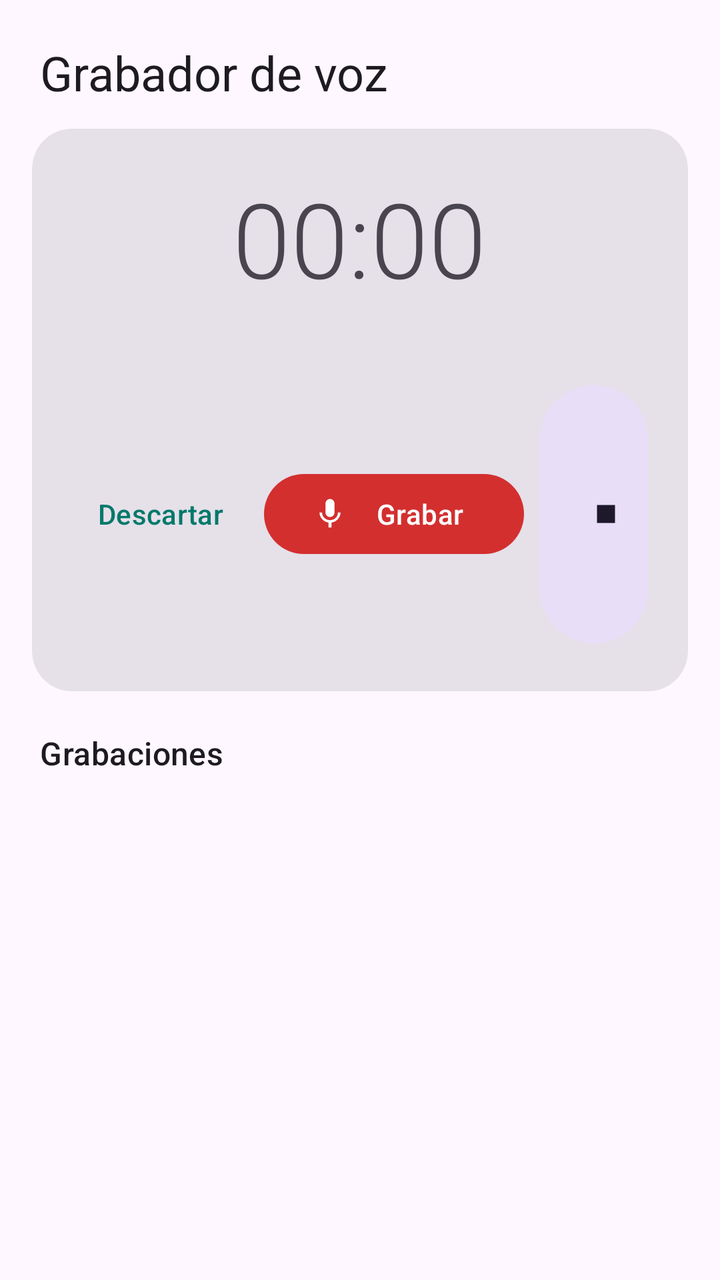
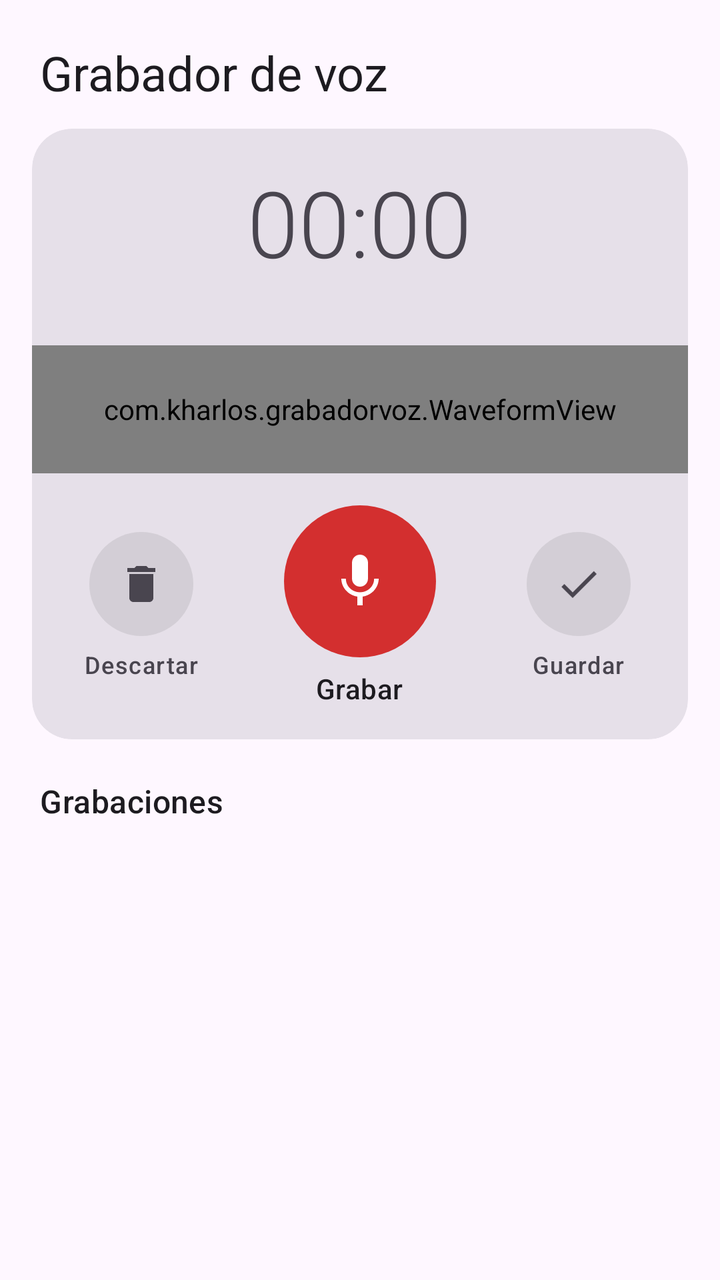

The first picture is an Android layout as it rendered before a commit; the second is the same layout after the commit. The layout source and the unified diff follow.
<!-- AndroidManifest.xml: application theme Theme.GrabadorVoz -->
<!-- res/layout/activity_main.xml -->
<?xml version="1.0" encoding="utf-8"?>
<LinearLayout xmlns:android="http://schemas.android.com/apk/res/android"
    xmlns:app="http://schemas.android.com/apk/res-auto"
    android:layout_width="match_parent"
    android:layout_height="match_parent"
    android:fitsSystemWindows="true"
    android:orientation="vertical">

    <TextView
        android:layout_width="match_parent"
        android:layout_height="wrap_content"
        android:paddingHorizontal="20dp"
        android:paddingTop="20dp"
        android:paddingBottom="12dp"
        android:text="@string/app_name"
        android:textAppearance="?attr/textAppearanceHeadlineSmall" />

    
    <com.google.android.material.card.MaterialCardView
        style="?attr/materialCardViewFilledStyle"
        android:layout_width="match_parent"
        android:layout_height="wrap_content"
        android:layout_marginHorizontal="16dp"
        app:cardCornerRadius="20dp">

        <LinearLayout
            android:layout_width="match_parent"
            android:layout_height="wrap_content"
            android:gravity="center_horizontal"
            android:orientation="vertical"
            android:padding="20dp">

            <TextView
                android:id="@+id/tvTimer"
                android:layout_width="wrap_content"
                android:layout_height="wrap_content"
                android:fontFamily="sans-serif-light"
                android:fontFeatureSettings="tnum"
                android:text="00:00"
                android:textSize="52sp" />

            <TextView
                android:id="@+id/tvStatus"
                android:layout_width="wrap_content"
                android:layout_height="wrap_content"
                android:textAppearance="?attr/textAppearanceBodyMedium" />

            <LinearLayout
                android:layout_width="match_parent"
                android:layout_height="wrap_content"
                android:layout_marginTop="16dp"
                android:gravity="center"
                android:orientation="horizontal">

                <com.google.android.material.button.MaterialButton
                    android:id="@+id/btnDiscard"
                    style="@style/Widget.Material3.Button.TextButton"
                    android:layout_width="wrap_content"
                    android:layout_height="wrap_content"
                    android:text="Descartar" />

                <com.google.android.material.button.MaterialButton
                    android:id="@+id/btnRecord"
                    android:layout_width="wrap_content"
                    android:layout_height="wrap_content"
                    android:layout_marginHorizontal="8dp"
                    android:minWidth="130dp"
                    android:text="Grabar"
                    app:backgroundTint="@color/record_red"
                    app:icon="@drawable/ic_mic" />

                <com.google.android.material.button.MaterialButton
                    android:id="@+id/btnSave"
                    style="@style/Widget.Material3.Button.TonalButton"
                    android:layout_width="wrap_content"
                    android:layout_height="wrap_content"
                    android:text="Guardar"
                    app:icon="@drawable/ic_stop" />
            </LinearLayout>
        </LinearLayout>
    </com.google.android.material.card.MaterialCardView>

    <TextView
        android:layout_width="match_parent"
        android:layout_height="wrap_content"
        android:paddingHorizontal="20dp"
        android:paddingTop="20dp"
        android:paddingBottom="4dp"
        android:text="Grabaciones"
        android:textAppearance="?attr/textAppearanceTitleMedium" />

    <FrameLayout
        android:layout_width="match_parent"
        android:layout_height="0dp"
        android:layout_weight="1">

        <androidx.recyclerview.widget.RecyclerView
            android:id="@+id/rvRecordings"
            android:layout_width="match_parent"
            android:layout_height="match_parent"
            android:clipToPadding="false"
            android:paddingBottom="8dp" />

        <TextView
            android:id="@+id/tvEmpty"
            android:layout_width="wrap_content"
            android:layout_height="wrap_content"
            android:layout_gravity="center"
            android:text="Aún no hay grabaciones"
            android:textAppearance="?attr/textAppearanceBodyMedium"
            android:visibility="gone" />
    </FrameLayout>

    
    <com.google.android.material.card.MaterialCardView
        android:id="@+id/playerPanel"
        style="?attr/materialCardViewElevatedStyle"
        android:layout_width="match_parent"
        android:layout_height="wrap_content"
        android:layout_margin="8dp"
        android:visibility="gone"
        app:cardCornerRadius="20dp">

        <LinearLayout
            android:layout_width="match_parent"
            android:layout_height="wrap_content"
            android:orientation="vertical"
            android:paddingHorizontal="12dp"
            android:paddingTop="8dp"
            android:paddingBottom="12dp">

            <LinearLayout
                android:layout_width="match_parent"
                android:layout_height="wrap_content"
                android:gravity="center_vertical"
                android:orientation="horizontal">

                <TextView
                    android:id="@+id/tvPlayerTitle"
                    android:layout_width="0dp"
                    android:layout_height="wrap_content"
                    android:layout_weight="1"
                    android:ellipsize="end"
                    android:paddingStart="8dp"
                    android:singleLine="true"
                    android:textAppearance="?attr/textAppearanceTitleSmall" />

                <ImageButton
                    android:id="@+id/btnClosePlayer"
                    android:layout_width="40dp"
                    android:layout_height="40dp"
                    android:background="?attr/selectableItemBackgroundBorderless"
                    android:contentDescription="Cerrar reproductor"
                    android:src="@drawable/ic_close" />
            </LinearLayout>

            <SeekBar
                android:id="@+id/seekBar"
                android:layout_width="match_parent"
                android:layout_height="wrap_content"
                android:paddingVertical="12dp" />

            <LinearLayout
                android:layout_width="match_parent"
                android:layout_height="wrap_content"
                android:orientation="horizontal"
                android:paddingHorizontal="8dp">

                <TextView
                    android:id="@+id/tvPosition"
                    android:layout_width="wrap_content"
                    android:layout_height="wrap_content"
                    android:fontFeatureSettings="tnum"
                    android:text="00:00"
                    android:textAppearance="?attr/textAppearanceBodySmall" />

                <Space
                    android:layout_width="0dp"
                    android:layout_height="0dp"
                    android:layout_weight="1" />

                <TextView
                    android:id="@+id/tvDuration"
                    android:layout_width="wrap_content"
                    android:layout_height="wrap_content"
                    android:fontFeatureSettings="tnum"
                    android:text="00:00"
                    android:textAppearance="?attr/textAppearanceBodySmall" />
            </LinearLayout>

            <LinearLayout
                android:layout_width="match_parent"
                android:layout_height="wrap_content"
                android:layout_marginTop="4dp"
                android:gravity="center"
                android:orientation="horizontal">

                <com.google.android.material.button.MaterialButton
                    android:id="@+id/btnSpeed"
                    style="@style/Widget.Material3.Button.TextButton"
                    android:layout_width="wrap_content"
                    android:layout_height="wrap_content"
                    android:text="1x" />

                <com.google.android.material.button.MaterialButton
                    android:id="@+id/btnBack10"
                    style="@style/Widget.Material3.Button.TextButton"
                    android:layout_width="wrap_content"
                    android:layout_height="wrap_content"
                    android:text="−10s" />

                <ImageButton
                    android:id="@+id/btnPlayPause"
                    android:layout_width="56dp"
                    android:layout_height="56dp"
                    android:layout_marginHorizontal="8dp"
                    android:background="@drawable/bg_circle"
                    android:contentDescription="Reproducir o pausar"
                    android:src="@drawable/ic_pause"
                    app:tint="@android:color/white" />

                <com.google.android.material.button.MaterialButton
                    android:id="@+id/btnFwd10"
                    style="@style/Widget.Material3.Button.TextButton"
                    android:layout_width="wrap_content"
                    android:layout_height="wrap_content"
                    android:text="+10s" />
            </LinearLayout>
        </LinearLayout>
    </com.google.android.material.card.MaterialCardView>
</LinearLayout>
<!-- resources referenced by this layout -->
<resources>
  <color name="record_red">#D32F2F</color>
  <!-- drawable bg_circle (drawable) -->
  <?xml version="1.0" encoding="utf-8"?>
  <shape xmlns:android="http://schemas.android.com/apk/res/android" android:shape="oval">
      <solid android:color="@color/primary" />
  </shape>
  <!-- drawable ic_close (drawable) -->
  <vector xmlns:android="http://schemas.android.com/apk/res/android"
      android:width="24dp"
      android:height="24dp"
      android:tint="?attr/colorControlNormal"
      android:viewportWidth="24"
      android:viewportHeight="24">
      <path
          android:fillColor="@android:color/white"
          android:pathData="M19,6.41L17.59,5 12,10.59 6.41,5 5,6.41 10.59,12 5,17.59 6.41,19 12,13.41 17.59,19 19,17.59 13.41,12z" />
  </vector>
  <!-- drawable ic_mic (drawable) -->
  <vector xmlns:android="http://schemas.android.com/apk/res/android"
      android:width="24dp"
      android:height="24dp"
      android:tint="?attr/colorControlNormal"
      android:viewportWidth="24"
      android:viewportHeight="24">
      <path
          android:fillColor="@android:color/white"
          android:pathData="M12,14c1.66,0 2.99,-1.34 2.99,-3L15,5c0,-1.66 -1.34,-3 -3,-3S9,3.34 9,5v6c0,1.66 1.34,3 3,3zM17.3,11c0,3 -2.54,5.1 -5.3,5.1S6.7,14 6.7,11H5c0,3.41 2.72,6.23 6,6.72V21h2v-3.28c3.28,-0.48 6,-3.3 6,-6.72h-1.7z" />
  </vector>
  <!-- drawable ic_pause (drawable) -->
  <vector xmlns:android="http://schemas.android.com/apk/res/android"
      android:width="24dp"
      android:height="24dp"
      android:tint="?attr/colorControlNormal"
      android:viewportWidth="24"
      android:viewportHeight="24">
      <path
          android:fillColor="@android:color/white"
          android:pathData="M6,19h4V5H6v14zM14,5v14h4V5h-4z" />
  </vector>
  <!-- drawable ic_stop (drawable) -->
  <vector xmlns:android="http://schemas.android.com/apk/res/android"
      android:width="24dp"
      android:height="24dp"
      android:tint="?attr/colorControlNormal"
      android:viewportWidth="24"
      android:viewportHeight="24">
      <path
          android:fillColor="@android:color/white"
          android:pathData="M6,6h12v12H6z" />
  </vector>
  <string name="app_name">Grabador de voz</string>
  <style name="Theme.GrabadorVoz" parent="Theme.Material3.DayNight.NoActionBar">
          <item name="colorPrimary">@color/primary</item>
          <item name="colorSecondary">@color/primary</item>
      </style>
  <color name="primary">#00796B</color>
</resources>

<!-- the commit's change to res/layout/activity_main.xml (unified diff, before → after) -->
@@ -9,8 +9,9 @@
     <TextView
         android:layout_width="match_parent"
         android:layout_height="wrap_content"
-        android:paddingHorizontal="20dp"
+        android:paddingStart="20dp"
         android:paddingTop="20dp"
+        android:paddingEnd="20dp"
         android:paddingBottom="12dp"
         android:text="@string/app_name"
         android:textAppearance="?attr/textAppearanceHeadlineSmall" />
@@ -20,7 +21,8 @@
         style="?attr/materialCardViewFilledStyle"
         android:layout_width="match_parent"
         android:layout_height="wrap_content"
-        android:layout_marginHorizontal="16dp"
+        android:layout_marginStart="16dp"
+        android:layout_marginEnd="16dp"
         app:cardCornerRadius="20dp">
 
         <LinearLayout
@@ -28,7 +30,8 @@
             android:layout_height="wrap_content"
             android:gravity="center_horizontal"
             android:orientation="vertical"
-            android:padding="20dp">
+            android:paddingTop="16dp"
+            android:paddingBottom="16dp">
 
             <TextView
                 android:id="@+id/tvTimer"
@@ -37,7 +40,7 @@
                 android:fontFamily="sans-serif-light"
                 android:fontFeatureSettings="tnum"
                 android:text="00:00"
-                android:textSize="52sp" />
+                android:textSize="46sp" />
 
             <TextView
                 android:id="@+id/tvStatus"
@@ -45,37 +48,96 @@
                 android:layout_height="wrap_content"
                 android:textAppearance="?attr/textAppearanceBodyMedium" />
 
+            <com.kharlos.grabadorvoz.WaveformView
+                android:id="@+id/liveWave"
+                android:layout_width="match_parent"
+                android:layout_height="64dp"
+                android:layout_marginTop="12dp"
+                android:paddingStart="20dp"
+                android:paddingEnd="20dp" />
+
             <LinearLayout
                 android:layout_width="match_parent"
                 android:layout_height="wrap_content"
                 android:layout_marginTop="16dp"
-                android:gravity="center"
+                android:baselineAligned="false"
+                android:gravity="center_vertical"
                 android:orientation="horizontal">
 
-                <com.google.android.material.button.MaterialButton
-                    android:id="@+id/btnDiscard"
-                    style="@style/Widget.Material3.Button.TextButton"
-                    android:layout_width="wrap_content"
-                    android:layout_height="wrap_content"
-                    android:text="Descartar" />
-
-                <com.google.android.material.button.MaterialButton
-                    android:id="@+id/btnRecord"
-                    android:layout_width="wrap_content"
-                    android:layout_height="wrap_content"
-                    android:layout_marginHorizontal="8dp"
-                    android:minWidth="130dp"
-                    android:text="Grabar"
-                    app:backgroundTint="@color/record_red"
-                    app:icon="@drawable/ic_mic" />
-
-                <com.google.android.material.button.MaterialButton
-                    android:id="@+id/btnSave"
-                    style="@style/Widget.Material3.Button.TonalButton"
-                    android:layout_width="wrap_content"
-                    android:layout_height="wrap_content"
-                    android:text="Guardar"
-                    app:icon="@drawable/ic_stop" />
+                <LinearLayout
+                    android:id="@+id/colDiscard"
+                    android:layout_width="0dp"
+                    android:layout_height="wrap_content"
+                    android:layout_weight="1"
+                    android:gravity="center_horizontal"
+                    android:orientation="vertical">
+
+                    <ImageButton
+                        android:id="@+id/btnDiscard"
+                        android:layout_width="52dp"
+                        android:layout_height="52dp"
+                        android:background="@drawable/bg_circle_soft"
+                        android:contentDescription="Descartar"
+                        android:src="@drawable/ic_delete" />
+
+                    <TextView
+                        android:layout_width="wrap_content"
+                        android:layout_height="wrap_content"
+                        android:layout_marginTop="6dp"
+                        android:text="Descartar"
+                        android:textAppearance="?attr/textAppearanceLabelMedium" />
+                </LinearLayout>
+
+                <LinearLayout
+                    android:layout_width="0dp"
+                    android:layout_height="wrap_content"
+                    android:layout_weight="1"
+                    android:gravity="center_horizontal"
+                    android:orientation="vertical">
+
+                    <ImageButton
+                        android:id="@+id/btnRecord"
+                        android:layout_width="76dp"
+                        android:layout_height="76dp"
+                        android:background="@drawable/bg_circle_red"
+                        android:contentDescription="Grabar"
+                        android:padding="22dp"
+                        android:scaleType="fitCenter"
+                        android:src="@drawable/ic_mic"
+                        app:tint="@android:color/white" />
+
+                    <TextView
+                        android:id="@+id/tvRecordLabel"
+                        android:layout_width="wrap_content"
+                        android:layout_height="wrap_content"
+                        android:layout_marginTop="6dp"
+                        android:text="Grabar"
+                        android:textAppearance="?attr/textAppearanceLabelLarge" />
+                </LinearLayout>
+
+                <LinearLayout
+                    android:id="@+id/colSave"
+                    android:layout_width="0dp"
+                    android:layout_height="wrap_content"
+                    android:layout_weight="1"
+                    android:gravity="center_horizontal"
+                    android:orientation="vertical">
+
+                    <ImageButton
+                        android:id="@+id/btnSave"
+                        android:layout_width="52dp"
+                        android:layout_height="52dp"
+                        android:background="@drawable/bg_circle_soft"
+                        android:contentDescription="Guardar"
+                        android:src="@drawable/ic_check" />
+
+                    <TextView
+                        android:layout_width="wrap_content"
+                        android:layout_height="wrap_content"
+                        android:layout_marginTop="6dp"
+                        android:text="Guardar"
+                        android:textAppearance="?attr/textAppearanceLabelMedium" />
+                </LinearLayout>
             </LinearLayout>
         </LinearLayout>
     </com.google.android.material.card.MaterialCardView>
@@ -83,8 +145,9 @@
     <TextView
         android:layout_width="match_parent"
         android:layout_height="wrap_content"
-        android:paddingHorizontal="20dp"
+        android:paddingStart="20dp"
         android:paddingTop="20dp"
+        android:paddingEnd="20dp"
         android:paddingBottom="4dp"
         android:text="Grabaciones"
         android:textAppearance="?attr/textAppearanceTitleMedium" />
@@ -125,8 +188,9 @@
             android:layout_width="match_parent"
             android:layout_height="wrap_content"
             android:orientation="vertical"
-            android:paddingHorizontal="12dp"
+            android:paddingStart="12dp"
             android:paddingTop="8dp"
+            android:paddingEnd="12dp"
             android:paddingBottom="12dp">
 
             <LinearLayout
@@ -154,17 +218,20 @@
                     android:src="@drawable/ic_close" />
             </LinearLayout>
 
-            <SeekBar
-                android:id="@+id/seekBar"
-                android:layout_width="match_parent"
-                android:layout_height="wrap_content"
-                android:paddingVertical="12dp" />
+            <com.kharlos.grabadorvoz.WaveformView
+                android:id="@+id/playWave"
+                android:layout_width="match_parent"
+                android:layout_height="56dp"
+                android:layout_marginTop="4dp"
+                android:paddingStart="10dp"
+                android:paddingEnd="10dp" />
 
             <LinearLayout
                 android:layout_width="match_parent"
                 android:layout_height="wrap_content"
                 android:orientation="horizontal"
-                android:paddingHorizontal="8dp">
+                android:paddingStart="8dp"
+                android:paddingEnd="8dp">
 
                 <TextView
                     android:id="@+id/tvPosition"
@@ -213,7 +280,8 @@
                     android:id="@+id/btnPlayPause"
                     android:layout_width="56dp"
                     android:layout_height="56dp"
-                    android:layout_marginHorizontal="8dp"
+                    android:layout_marginStart="8dp"
+                    android:layout_marginEnd="8dp"
                     android:background="@drawable/bg_circle"
                     android:contentDescription="Reproducir o pausar"
                     android:src="@drawable/ic_pause"
<!-- resource entries referenced after the edit -->
@@ -3,9 +3,42 @@
   <color name="record_red">#D32F2F</color>
   <!-- drawable bg_circle (drawable) -->
   <?xml version="1.0" encoding="utf-8"?>
-  <shape xmlns:android="http://schemas.android.com/apk/res/android" android:shape="oval">
-      <solid android:color="@color/primary" />
-  </shape>
+  <ripple xmlns:android="http://schemas.android.com/apk/res/android" android:color="#40FFFFFF">
+      <item>
+          <shape android:shape="oval">
+              <solid android:color="@color/primary" />
+          </shape>
+      </item>
+  </ripple>
+  <!-- drawable bg_circle_red (drawable) -->
+  <?xml version="1.0" encoding="utf-8"?>
+  <ripple xmlns:android="http://schemas.android.com/apk/res/android" android:color="#40FFFFFF">
+      <item>
+          <shape android:shape="oval">
+              <solid android:color="@color/record_red" />
+          </shape>
+      </item>
+  </ripple>
+  <!-- drawable bg_circle_soft (drawable) -->
+  <?xml version="1.0" encoding="utf-8"?>
+  <ripple xmlns:android="http://schemas.android.com/apk/res/android" android:color="#40888888">
+      <item>
+          <shape android:shape="oval">
+              <solid android:color="#33888888" />
+          </shape>
+      </item>
+  </ripple>
+  <!-- drawable ic_check (drawable) -->
+  <vector xmlns:android="http://schemas.android.com/apk/res/android"
+      android:width="24dp"
+      android:height="24dp"
+      android:tint="?attr/colorControlNormal"
+      android:viewportWidth="24"
+      android:viewportHeight="24">
+      <path
+          android:fillColor="@android:color/white"
+          android:pathData="M9,16.17L4.83,12l-1.42,1.41L9,19 21,7l-1.41,-1.41z" />
+  </vector>
   <!-- drawable ic_close (drawable) -->
   <vector xmlns:android="http://schemas.android.com/apk/res/android"
       android:width="24dp"
@@ -16,6 +49,17 @@
       <path
           android:fillColor="@android:color/white"
           android:pathData="M19,6.41L17.59,5 12,10.59 6.41,5 5,6.41 10.59,12 5,17.59 6.41,19 12,13.41 17.59,19 19,17.59 13.41,12z" />
+  </vector>
+  <!-- drawable ic_delete (drawable) -->
+  <vector xmlns:android="http://schemas.android.com/apk/res/android"
+      android:width="24dp"
+      android:height="24dp"
+      android:tint="?attr/colorControlNormal"
+      android:viewportWidth="24"
+      android:viewportHeight="24">
+      <path
+          android:fillColor="@android:color/white"
+          android:pathData="M6,19c0,1.1 0.9,2 2,2h8c1.1,0 2,-0.9 2,-2V7H6v12zM19,4h-3.5l-1,-1h-5l-1,1H5v2h14V4z" />
   </vector>
   <!-- drawable ic_mic (drawable) -->
   <vector xmlns:android="http://schemas.android.com/apk/res/android"
@@ -39,17 +83,6 @@
           android:fillColor="@android:color/white"
           android:pathData="M6,19h4V5H6v14zM14,5v14h4V5h-4z" />
   </vector>
-  <!-- drawable ic_stop (drawable) -->
-  <vector xmlns:android="http://schemas.android.com/apk/res/android"
-      android:width="24dp"
-      android:height="24dp"
-      android:tint="?attr/colorControlNormal"
-      android:viewportWidth="24"
-      android:viewportHeight="24">
-      <path
-          android:fillColor="@android:color/white"
-          android:pathData="M6,6h12v12H6z" />
-  </vector>
   <string name="app_name">Grabador de voz</string>
   <style name="Theme.GrabadorVoz" parent="Theme.Material3.DayNight.NoActionBar">
           <item name="colorPrimary">@color/primary</item>
